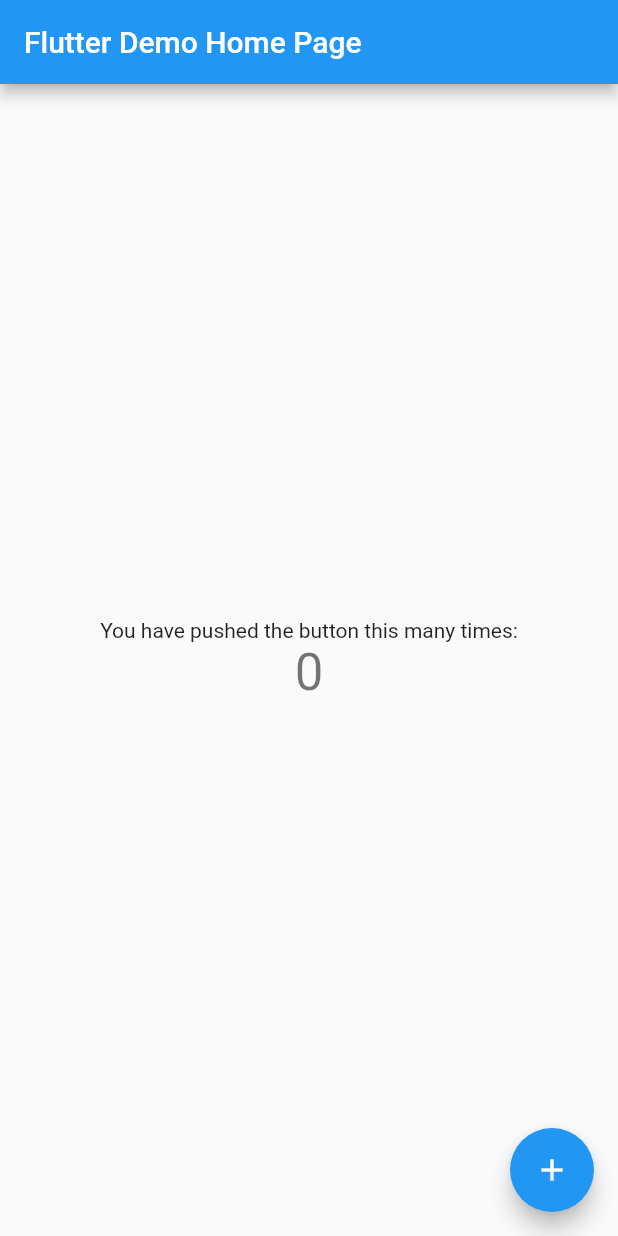
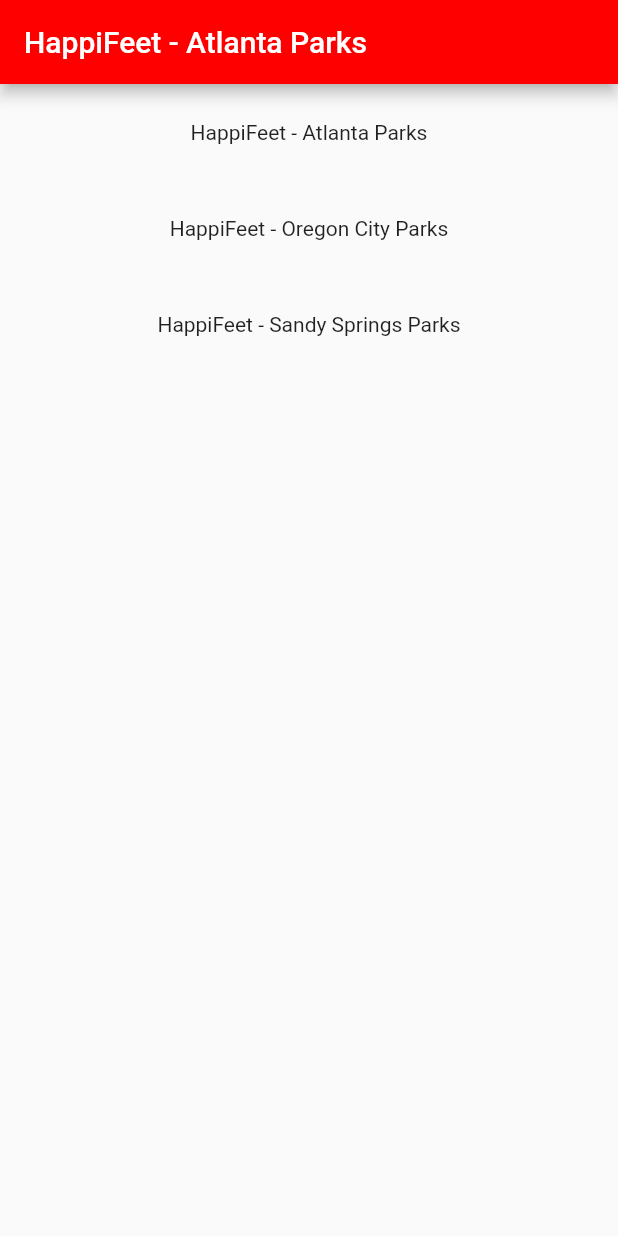
Before and after one commit to sahil1772/HappiFeet, a Flutter app: the screen it shows after launch, on a phone screen of 412 x 824 dp. Run offline on Flutter 3.47's test engine with Material 2 defaults, Android fonts, the light colour scheme and no system bars.

Commit message:
Dart Updates and Code gen

```diff
--- a/lib/main.dart
+++ b/lib/main.dart
@@ -1,115 +1,176 @@
+import 'dart:async';
+import 'dart:convert';
+import 'dart:developer';
+
 import 'package:flutter/material.dart';
+import 'package:happifeet/model/AboutUs.dart';
+import 'package:happifeet/model/ClientConfig.dart';
+import 'package:happifeet/model/Contact.dart';
+import 'package:happifeet/model/HelpData.dart';
+import 'package:happifeet/screen/Dashboard.dart';
+
+StreamController<ClientConfig> clientConfig = StreamController();
 
 void main() {
   runApp(const MyApp());
 }
 
-class MyApp extends StatelessWidget {
+class MyApp extends StatefulWidget {
   const MyApp({super.key});
 
-  // This widget is the root of your application.
   @override
-  Widget build(BuildContext context) {
-    return MaterialApp(
-      title: 'Flutter Demo',
-      theme: ThemeData(
-        // This is the theme of your application.
-        //
-        // Try running your application with "flutter run". You'll see the
-        // application has a blue toolbar. Then, without quitting the app, try
-        // changing the primarySwatch below to Colors.green and then invoke
-        // "hot reload" (press "r" in the console where you ran "flutter run",
-        // or simply save your changes to "hot reload" in a Flutter IDE).
-        // Notice that the counter didn't reset back to zero; the application
-        // is not restarted.
-        primarySwatch: Colors.blue,
-      ),
-      home: const MyHomePage(title: 'Flutter Demo Home Page'),
-    );
-  }
+  State<MyApp> createState() => _MyAppState();
 }
 
-class MyHomePage extends StatefulWidget {
-  const MyHomePage({super.key, required this.title});
-
-  // This widget is the home page of your application. It is stateful, meaning
-  // that it has a State object (defined below) that contains fields that affect
-  // how it looks.
-
-  // This class is the configuration for the state. It holds the values (in this
-  // case the title) provided by the parent (in this case the App widget) and
-  // used by the build method of the State. Fields in a Widget subclass are
-  // always marked "final".
-
-  final String title;
+class _MyAppState extends State<MyApp> {
+  // This widget is the root of your application.
+  List<ClientConfig> clients = [];
 
   @override
-  State<MyHomePage> createState() => _MyHomePageState();
-}
+  void initState() {
+    super.initState();
 
-class _MyHomePageState extends State<MyHomePage> {
-  int _counter = 0;
-
-  void _incrementCounter() {
-    setState(() {
-      // This call to setState tells the Flutter framework that something has
-      // changed in this State, which causes it to rerun the build method below
-      // so that the display can reflect the updated values. If we changed
-      // _counter without calling setState(), then the build method would not be
-      // called again, and so nothing would appear to happen.
-      _counter++;
-    });
+    getClients();
   }
 
   @override
   Widget build(BuildContext context) {
-    // This method is rerun every time setState is called, for instance as done
-    // by the _incrementCounter method above.
-    //
-    // The Flutter framework has been optimized to make rerunning build methods
-    // fast, so that you can just rebuild anything that needs updating rather
-    // than having to individually change instances of widgets.
-    return Scaffold(
-      appBar: AppBar(
-        // Here we take the value from the MyHomePage object that was created by
-        // the App.build method, and use it to set our appbar title.
-        title: Text(widget.title),
-      ),
-      body: Center(
-        // Center is a layout widget. It takes a single child and positions it
-        // in the middle of the parent.
-        child: Column(
-          // Column is also a layout widget. It takes a list of children and
-          // arranges them vertically. By default, it sizes itself to fit its
-          // children horizontally, and tries to be as tall as its parent.
-          //
-          // Invoke "debug painting" (press "p" in the console, choose the
-          // "Toggle Debug Paint" action from the Flutter Inspector in Android
-          // Studio, or the "Toggle Debug Paint" command in Visual Studio Code)
-          // to see the wireframe for each widget.
-          //
-          // Column has various properties to control how it sizes itself and
-          // how it positions its children. Here we use mainAxisAlignment to
-          // center the children vertically; the main axis here is the vertical
-          // axis because Columns are vertical (the cross axis would be
-          // horizontal).
-          mainAxisAlignment: MainAxisAlignment.center,
-          children: <Widget>[
-            const Text(
-              'You have pushed the button this many times:',
+    return StreamBuilder<ClientConfig>(
+        initialData: getClient1(),
+        stream: clientConfig.stream,
+        builder: (context, snapshot) {
+          ClientConfig client = snapshot.data!;
+
+          log("CLIENT SWITCHED : ", name: "SWITCHER", error: client.toJson());
+
+          debugPrint(JsonEncoder().convert(client.toJson()));
+
+          return MaterialApp(
+              theme: client.getAppTheme(),
+              debugShowCheckedModeBanner: false,
+              home: Scaffold(
+                  appBar: AppBar(title: Text(client.getAppTitle)),
+                  body: PickerPage(
+                    clients: clients,
+                  )));
+        });
+  }
+
+  ClientConfig getClient1() {
+    ClientConfig client = ClientConfig(
+        appTitle: "HappiFeet - Atlanta Parks",
+        clientId: 101.toString(),
+        appDescription:
+            "HappiFeet Atlanta Parks is a sub app of HappiFeet app. It contains parks based in city of Atlanta.",
+        appLogo: "",
+        appContact: Contact(
+            appContactURL: "https://www.keephappifeet.com/#contact",
+            appContactAddress: "appContactAddress",
+            appContactDescription: "appContactDescription"),
+        appAboutUs: AboutUs(
+            appAboutUsDescription:
+                "HAPPiFEET empowers parks and recreation agencies to address customer issues in real-time so they can KEEP HAPPiFEET...\nbecause unhappy customers vote with their feet.\n\n\nUsers share via text, pictures or videos their experiences from any custom location. Agency staff receives and can respond to guests in real-time.\nApp dashboards allow agencies to track user feedback daily, weekly, annually or by any individual site in the system and use real-time data to meet and exceed community expectations."),
+        appHelpData:
+            HelpData(id: 101.toString(), imageLink: "imageLink", imagePos: 0),
+        canScanQR: false);
+
+    client.appPrimaryColor = "#ff0000";
+    client.appAccentColor = "#ff0000";
+    client.appSecondaryColor = "#ff0000";
+    return client;
+  }
+
+  ClientConfig getClient2() {
+    ClientConfig client = ClientConfig(
+        appTitle: "HappiFeet - Oregon City Parks",
+        clientId: 102.toString(),
+        appDescription:
+            "HappiFeet Oregon City Parks is a sub app of HappiFeet app. It contains parks based in city of Atlanta.",
+        appLogo: "",
+        appContact: Contact(
+            appContactURL: "https://www.keephappifeet.com/#contact",
+            appContactAddress: "appContactAddress",
+            appContactDescription: "appContactDescription"),
+        appAboutUs: AboutUs(
+            appAboutUsDescription:
+                "HAPPiFEET empowers parks and recreation agencies to address customer issues in real-time so they can KEEP HAPPiFEET...\nbecause unhappy customers vote with their feet.\n\n\nUsers share via text, pictures or videos their experiences from any custom location. Agency staff receives and can respond to guests in real-time.\nApp dashboards allow agencies to track user feedback daily, weekly, annually or by any individual site in the system and use real-time data to meet and exceed community expectations."),
+        appHelpData:
+            HelpData(id: 102.toString(), imageLink: "imageLink", imagePos: 0),
+        canScanQR: false);
+
+    client.appPrimaryColor = "#00ff00";
+    client.appAccentColor = "#00ff00";
+    client.appSecondaryColor = "#00ff00";
+    return client;
+  }
+
+  ClientConfig getClient3() {
+    ClientConfig client = ClientConfig(
+        appTitle: "HappiFeet - Sandy Springs Parks",
+        clientId: 101.toString(),
+        appDescription:
+            "HappiFeet Sandy Springs Parks is a sub app of HappiFeet app. It contains parks based in city of Atlanta.",
+        appLogo: "",
+        appContact: Contact(
+            appContactURL: "https://www.keephappifeet.com/#contact",
+            appContactAddress: "appContactAddress",
+            appContactDescription: "appContactDescription"),
+        appAboutUs: AboutUs(
+            appAboutUsDescription:
+                "HAPPiFEET empowers parks and recreation agencies to address customer issues in real-time so they can KEEP HAPPiFEET...\nbecause unhappy customers vote with their feet.\n\n\nUsers share via text, pictures or videos their experiences from any custom location. Agency staff receives and can respond to guests in real-time.\nApp dashboards allow agencies to track user feedback daily, weekly, annually or by any individual site in the system and use real-time data to meet and exceed community expectations."),
+        appHelpData:
+            HelpData(id: 101.toString(), imageLink: "imageLink", imagePos: 0),
+        canScanQR: false);
+
+    client.appPrimaryColor = "#0000ff";
+    client.appAccentColor = "#0000ff";
+    client.appSecondaryColor = "#0000ff";
+    return client;
+  }
+
+  void getClients() {
+    clients.add(getClient1());
+    clients.add(getClient2());
+    clients.add(getClient3());
+  }
+}
+
+class PickerPage extends StatefulWidget {
+  List<ClientConfig> clients = [];
+
+  PickerPage({Key? key, required this.clients}) : super(key: key);
+
+  @override
+  State<PickerPage> createState() => _PickerPageState();
+}
+
+class _PickerPageState extends State<PickerPage> {
+  @override
+  Widget build(BuildContext context) {
+    return Flex(
+      direction: Axis.vertical,
+      children: [
+        for (int i = 0; i < widget.clients.length; i++)
+          InkWell(
+            onTap: () {
+              clientConfig.add(widget.clients[i]);
+              Future.delayed(const Duration(milliseconds: 500), () {
+                setState(() {
+                  Navigator.pushReplacement(
+                      context,
+                      MaterialPageRoute(
+                        builder: (context) => Dashboard(),
+                      ));
+                });
+              });
+            },
+            child: SizedBox(
+              width: MediaQuery.of(context).size.width,
+              height: 64,
+              child: Center(child: Text(widget.clients[i].getAppTitle)),
             ),
-            Text(
-              '$_counter',
-              style: Theme.of(context).textTheme.headline4,
-            ),
-          ],
-        ),
-      ),
-      floatingActionButton: FloatingActionButton(
-        onPressed: _incrementCounter,
-        tooltip: 'Increment',
-        child: const Icon(Icons.add),
-      ), // This trailing comma makes auto-formatting nicer for build methods.
+          )
+      ],
     );
   }
 }
--- /dev/null
+++ b/lib/model/AboutUs.dart
@@ -0,0 +1,20 @@
+import 'package:json_annotation/json_annotation.dart';
+
+part 'AboutUs.g.dart';
+
+@JsonSerializable()
+class AboutUs {
+  String appAboutUsDescription;
+
+  // AboutUs(
+  //     this.appAboutUsDescription);
+  AboutUs({required this.appAboutUsDescription});
+
+  factory AboutUs.fromJson(Map<String, dynamic> json) =>
+      _$AboutUsFromJson(json);
+
+  /// `toJson` is the convention for a class to declare support for serialization
+  /// to JSON. The implementation simply calls the private, generated
+  /// helper method `_$UserToJson`.
+  Map<String, dynamic> toJson() => _$AboutUsToJson(this);
+}
--- /dev/null
+++ b/lib/model/ClientConfig.dart
@@ -0,0 +1,100 @@
+import 'package:flutter/material.dart';
+import 'package:happifeet/model/AboutUs.dart';
+import 'package:happifeet/model/Contact.dart';
+import 'package:happifeet/model/HelpData.dart';
+import 'package:happifeet/utils/ColorParser.dart';
+import 'package:json_annotation/json_annotation.dart';
+
+part 'ClientConfig.g.dart';
+
+@JsonSerializable()
+class ClientConfig {
+  String appTitle;
+  String clientId;
+  String appDescription;
+  String appLogo;
+  Contact appContact;
+  AboutUs appAboutUs;
+  HelpData appHelpData;
+  bool canScanQR;
+  String? appPrimaryColor;
+  String? appSecondaryColor;
+  String? appAccentColor;
+  String? appButtonColor;
+  String? appIconTint;
+
+  // ClientConfig(
+  //     this.appTitle,
+  //     this.clientId,
+  //     this.appDescription,
+  //     this.appLogo,
+  //     this.appContact,
+  //     this.appAboutUs,
+  //     this.appHelpData,
+  //     this.canScanQR,
+  //     this.appPrimaryColor,
+  //     this.appSecondaryColor,
+  //     this.appAccentColor,
+  //     this.appButtonColor,
+  //     this.appIconTint);
+
+  ClientConfig(
+      {required this.appTitle,
+      required this.clientId,
+      required this.appDescription,
+      required this.appLogo,
+      required this.appContact,
+      required this.appAboutUs,
+      required this.appHelpData,
+      required this.canScanQR});
+
+  /// GETTER METHODS
+  String get getAppTitle {
+    return appTitle;
+  }
+
+  String get getClientId {
+    return clientId;
+  }
+
+  String get getAppDescription {
+    return appDescription;
+  }
+
+  String get getAppLogo {
+    return appLogo;
+  }
+
+  Contact get getAppContact {
+    return appContact;
+  }
+
+  AboutUs get getAppAboutUs {
+    return appAboutUs;
+  }
+
+  HelpData get getAppHelpData {
+    return appHelpData;
+  }
+
+  bool get getScanQRStatus {
+    return canScanQR;
+  }
+
+  /// JSON Mapper
+
+  factory ClientConfig.fromJson(Map<String, dynamic> json) =>
+      _$ClientConfigFromJson(json);
+
+  /// `toJson` is the convention for a class to declare support for serialization
+  /// to JSON. The implementation simply calls the private, generated
+  /// helper method `_$UserToJson`.
+  Map<String, dynamic> toJson() => _$ClientConfigToJson(this);
+
+  /// Theme Generator
+  getAppTheme() {
+    return ThemeData(
+        primarySwatch: ColorParser()
+            .getMaterialColor(ColorParser().hexToColor(appPrimaryColor!)));
+  }
+}
--- /dev/null
+++ b/lib/model/Contact.dart
@@ -0,0 +1,26 @@
+import 'package:json_annotation/json_annotation.dart';
+
+part 'Contact.g.dart';
+
+@JsonSerializable()
+class Contact {
+  String appContactURL;
+  String appContactDescription;
+  String appContactAddress;
+
+  // Contact(
+  //     this.appContactURL, this.appContactDescription, this.appContactAddress);
+
+  Contact(
+      {required this.appContactURL,
+      required this.appContactAddress,
+      required this.appContactDescription});
+
+  factory Contact.fromJson(Map<String, dynamic> json) =>
+      _$ContactFromJson(json);
+
+  /// `toJson` is the convention for a class to declare support for serialization
+  /// to JSON. The implementation simply calls the private, generated
+  /// helper method `_$UserToJson`.
+  Map<String, dynamic> toJson() => _$ContactToJson(this);
+}
--- /dev/null
+++ b/lib/model/HelpData.dart
@@ -0,0 +1,22 @@
+import 'package:json_annotation/json_annotation.dart';
+
+part 'HelpData.g.dart';
+
+@JsonSerializable()
+class HelpData {
+  String imageLink;
+  int imagePos;
+  String id;
+
+  // HelpData(this.imageLink, this.imagePos,
+  //     this.id);
+  HelpData({required this.id, required this.imageLink, required this.imagePos});
+
+  factory HelpData.fromJson(Map<String, dynamic> json) =>
+      _$HelpDataFromJson(json);
+
+  /// `toJson` is the convention for a class to declare support for serialization
+  /// to JSON. The implementation simply calls the private, generated
+  /// helper method `_$UserToJson`.
+  Map<String, dynamic> toJson() => _$HelpDataToJson(this);
+}
--- /dev/null
+++ b/lib/screen/Dashboard.dart
@@ -0,0 +1,18 @@
+import 'package:flutter/material.dart';
+
+class Dashboard extends StatefulWidget {
+  const Dashboard({Key? key}) : super(key: key);
+
+  @override
+  State<Dashboard> createState() => _DashboardState();
+}
+
+class _DashboardState extends State<Dashboard> {
+  @override
+  Widget build(BuildContext context) {
+    return Scaffold(
+      appBar: AppBar(),
+      body: Placeholder(),
+    );
+  }
+}
--- /dev/null
+++ b/lib/utils/ColorParser.dart
@@ -0,0 +1,28 @@
+import 'package:flutter/material.dart';
+
+class ColorParser {
+  Color hexToColor(String code) {
+    return Color(int.parse(code.substring(1, 7), radix: 16) + 0xFF000000);
+  }
+
+  MaterialColor getMaterialColor(Color color) {
+    final int red = color.red;
+    final int green = color.green;
+    final int blue = color.blue;
+
+    final Map<int, Color> shades = {
+      50: Color.fromRGBO(red, green, blue, .1),
+      100: Color.fromRGBO(red, green, blue, .2),
+      200: Color.fromRGBO(red, green, blue, .3),
+      300: Color.fromRGBO(red, green, blue, .4),
+      400: Color.fromRGBO(red, green, blue, .5),
+      500: Color.fromRGBO(red, green, blue, .6),
+      600: Color.fromRGBO(red, green, blue, .7),
+      700: Color.fromRGBO(red, green, blue, .8),
+      800: Color.fromRGBO(red, green, blue, .9),
+      900: Color.fromRGBO(red, green, blue, 1),
+    };
+
+    return MaterialColor(color.value, shades);
+  }
+}
```
Also changed, not shown: pubspec.yaml (+4 -3 lines), lib/model/AboutUs.g.dart (added), lib/model/ClientConfig.g.dart (added), lib/model/Contact.g.dart (added), lib/model/HelpData.g.dart (added), 2 other files.
